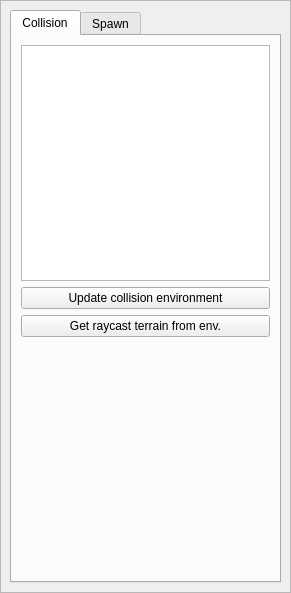
Old version of the form software/ddapp/src/app/ddAffordancePanel.ui in the repository openhumanoids/oh-distro.
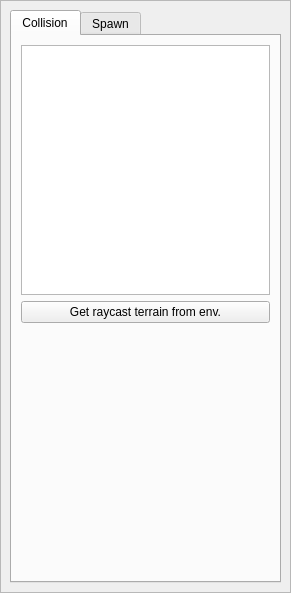
New version of the form.

Diff of the .ui file:
```diff
--- a/software/ddapp/src/app/ddAffordancePanel.ui
+++ b/software/ddapp/src/app/ddAffordancePanel.ui
@@ -51,13 +51,6 @@
            <item>
             <widget class="QListWidget" name="affordanceListWidget"/>
            </item>
-           <item>
-            <widget class="QPushButton" name="updateCollisionButton">
-             <property name="text">
-              <string>Update collision environment</string>
-             </property>
-            </widget>
-           </item>
            <item>
             <widget class="QPushButton" name="getRaycastTerrainButton">
              <property name="text">
```
